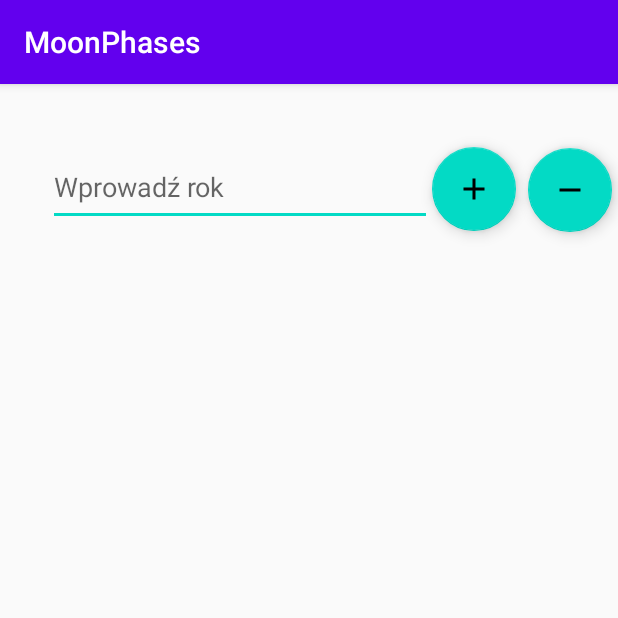
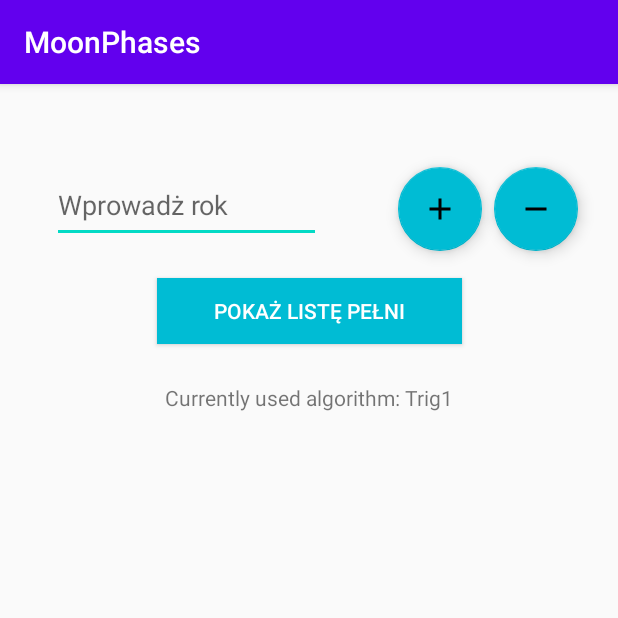
Before and after one commit to marcel-lipczynski/MoonPhasesCalculator, an Android app: the screen it shows after launch (FullMoonList), after a tap on "PEŁNIE W ROKU", on a phone screen of 412 x 824 dp, the top half of it. Run offline under Robolectric (Android 15) with nearby library versions, the phone set to English and light mode, and no system bars.

Commit message:
Implemented dynamic ListView and new button in full_moon_list_activity

```diff
--- a/app/src/main/AndroidManifest.xml
+++ b/app/src/main/AndroidManifest.xml
@@ -9,7 +9,7 @@
         android:roundIcon="@mipmap/ic_launcher_round"
         android:supportsRtl="true"
         android:theme="@style/AppTheme">
-        <activity android:name=".FullMoonList"></activity>
+        <activity android:name=".FullMoonList" />
         <activity android:name=".Settings" />
         <activity android:name=".MainActivity">
             <intent-filter>
--- a/app/src/main/java/com/example/moonphases/FullMoonList.kt
+++ b/app/src/main/java/com/example/moonphases/FullMoonList.kt
@@ -2,10 +2,19 @@ package com.example.moonphases
 
 import androidx.appcompat.app.AppCompatActivity
 import android.os.Bundle
+import android.view.View
+import android.widget.ArrayAdapter
+import android.widget.EditText
+import android.widget.TextView
+import kotlinx.android.synthetic.main.activity_full_moon_list.*
 
 class FullMoonList : AppCompatActivity() {
 
     private var usedAlgorithm: String = "Trig1"
+    private var startingYear = "1900"
+    private var listItems = arrayListOf<String>()
+    private lateinit var adapter: ArrayAdapter<String>
+
 
     override fun onCreate(savedInstanceState: Bundle?) {
         super.onCreate(savedInstanceState)
@@ -13,7 +22,43 @@ class FullMoonList : AppCompatActivity() {
 
         val extras = intent.extras ?: return
         usedAlgorithm = extras.getString("algorithm").toString()
+        val currentlyUsedAlgorithm = "Currently used algorithm: $usedAlgorithm"
+        algorithmInfo.text = currentlyUsedAlgorithm
+        adapter = ArrayAdapter(this, android.R.layout.simple_list_item_1, listItems)
+        fullMoonList.adapter = adapter
+    }
 
+    fun onClickAddYearButton(view: View) {
+
+        val currentValue = yearInput.text.toString()
+        if (currentValue == "") {
+            yearInput.setText(startingYear)
+        } else if (Integer.parseInt(currentValue) == 2200) {
+            return
+        } else {
+            yearInput.setText((Integer.parseInt(currentValue) + 1).toString())
+        }
+
+    }
+
+    fun onClickSubtractYearButton(view: View) {
+
+        val currentValue = yearInput.text.toString()
+        if (currentValue == "") {
+            yearInput.setText(startingYear)
+        } else if (Integer.parseInt(currentValue) == 1900) {
+            return
+        } else {
+            yearInput.setText((Integer.parseInt(currentValue) - 1).toString())
+
+        }
+
+    }
+
+    fun addItem(view: View){
+
+        listItems.add(startingYear)
+        adapter.notifyDataSetChanged()
     }
 
 
--- a/app/src/main/res/layout/activity_full_moon_list.xml
+++ b/app/src/main/res/layout/activity_full_moon_list.xml
@@ -7,41 +7,29 @@
     tools:context=".FullMoonList">
 
     <ListView
-        android:layout_width="347dp"
-        android:layout_height="547dp"
+        android:id="@+id/fullMoonList"
+        android:layout_width="313dp"
+        android:layout_height="425dp"
         app:layout_constraintBottom_toBottomOf="parent"
         app:layout_constraintEnd_toEndOf="parent"
         app:layout_constraintStart_toStartOf="parent"
-        app:layout_constraintTop_toBottomOf="@+id/yearInput" />
-
-    <EditText
-        android:id="@+id/yearInput"
-        android:layout_width="256dp"
-        android:layout_height="52dp"
-        android:layout_marginStart="32dp"
-        android:layout_marginLeft="32dp"
-        android:autofillHints=""
-        android:ems="10"
-        android:hint="Wprowadź rok "
-        android:inputType="number"
-        app:layout_constraintBottom_toBottomOf="parent"
-        app:layout_constraintStart_toStartOf="parent"
-        app:layout_constraintTop_toTopOf="parent"
-        app:layout_constraintVertical_bias="0.06" />
+        app:layout_constraintTop_toBottomOf="@+id/algorithmInfo" />
 
     <com.google.android.material.floatingactionbutton.FloatingActionButton
         android:id="@+id/addYearButton"
         android:layout_width="wrap_content"
         android:layout_height="wrap_content"
         android:clickable="true"
+        android:focusable="true"
+        android:onClick="onClickAddYearButton"
+        app:backgroundTint="#00BCD4"
         app:layout_constraintBottom_toBottomOf="parent"
         app:layout_constraintEnd_toEndOf="parent"
-        app:layout_constraintHorizontal_bias="0.0"
-        app:layout_constraintStart_toEndOf="@+id/yearInput"
+        app:layout_constraintHorizontal_bias="0.746"
+        app:layout_constraintStart_toStartOf="parent"
         app:layout_constraintTop_toTopOf="parent"
-        app:layout_constraintVertical_bias="0.059"
-        app:srcCompat="@drawable/ic_add_black_24dp"
-        android:focusable="true" />
+        app:layout_constraintVertical_bias="0.078"
+        app:srcCompat="@drawable/ic_add_black_24dp" />
 
     <com.google.android.material.floatingactionbutton.FloatingActionButton
         android:id="@+id/subtractYearButton"
@@ -50,13 +38,54 @@
         android:layout_marginStart="8dp"
         android:layout_marginLeft="8dp"
         android:clickable="true"
+        android:focusable="true"
+        android:onClick="onClickSubtractYearButton"
+        app:backgroundTint="#00BCD4"
         app:layout_constraintBottom_toBottomOf="parent"
         app:layout_constraintEnd_toEndOf="parent"
         app:layout_constraintHorizontal_bias="0.0"
         app:layout_constraintStart_toEndOf="@+id/addYearButton"
         app:layout_constraintTop_toTopOf="parent"
-        app:layout_constraintVertical_bias="0.06"
-        app:srcCompat="@drawable/ic_remove_black_24dp"
-        android:focusable="true" />
+        app:layout_constraintVertical_bias="0.078"
+        app:srcCompat="@drawable/ic_remove_black_24dp" />
+
+    <TextView
+        android:id="@+id/algorithmInfo"
+        android:layout_width="wrap_content"
+        android:layout_height="wrap_content"
+        android:text="Currently used algorithm: Trig1"
+        app:layout_constraintBottom_toBottomOf="parent"
+        app:layout_constraintEnd_toEndOf="parent"
+        app:layout_constraintStart_toStartOf="parent"
+        app:layout_constraintTop_toTopOf="parent"
+        app:layout_constraintVertical_bias="0.266" />
+
+    <EditText
+        android:id="@+id/yearInput"
+        android:layout_width="179dp"
+        android:layout_height="50dp"
+        android:ems="10"
+        android:hint="Wprowadż rok"
+        android:inputType="number"
+        app:layout_constraintBottom_toBottomOf="parent"
+        app:layout_constraintEnd_toEndOf="parent"
+        app:layout_constraintHorizontal_bias="0.149"
+        app:layout_constraintStart_toStartOf="parent"
+        app:layout_constraintTop_toTopOf="parent"
+        app:layout_constraintVertical_bias="0.078" />
+
+    <Button
+        android:id="@+id/startCalculationBtn"
+        android:layout_width="203dp"
+        android:layout_height="44dp"
+        android:background="#00BCD4"
+        android:text="pokaż listę pełni"
+        android:onClick="addItem"
+        android:textColor="@color/design_default_color_background"
+        app:layout_constraintBottom_toBottomOf="@+id/fullMoonList"
+        app:layout_constraintEnd_toEndOf="parent"
+        app:layout_constraintStart_toStartOf="parent"
+        app:layout_constraintTop_toTopOf="parent"
+        app:layout_constraintVertical_bias="0.195" />
 
 </androidx.constraintlayout.widget.ConstraintLayout>
```
